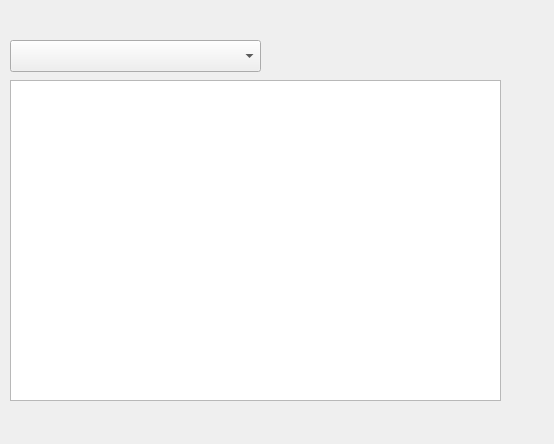
Above: NitroEdit_pc/modules/Bmg/source/ui/ui_BmgSubWindow.ui from XorTroll/NitroEdit before the change. Below: the same form after it.
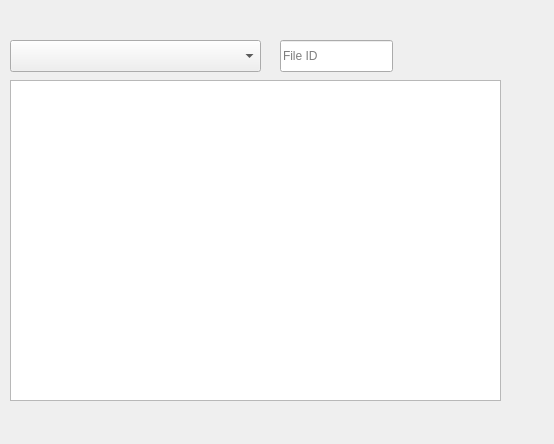
That is the form after the change. Custom widgets are drawn as their Qt base class.

```diff
--- a/NitroEdit_pc/modules/Bmg/source/ui/ui_BmgSubWindow.ui
+++ b/NitroEdit_pc/modules/Bmg/source/ui/ui_BmgSubWindow.ui
@@ -36,6 +36,19 @@
     <set>QAbstractItemView::NoEditTriggers</set>
    </property>
   </widget>
+  <widget class="QLineEdit" name="lineEditFileId">
+   <property name="geometry">
+    <rect>
+     <x>280</x>
+     <y>40</y>
+     <width>113</width>
+     <height>32</height>
+    </rect>
+   </property>
+   <property name="placeholderText">
+    <string>File ID</string>
+   </property>
+  </widget>
  </widget>
  <customwidgets>
   <customwidget>
```
